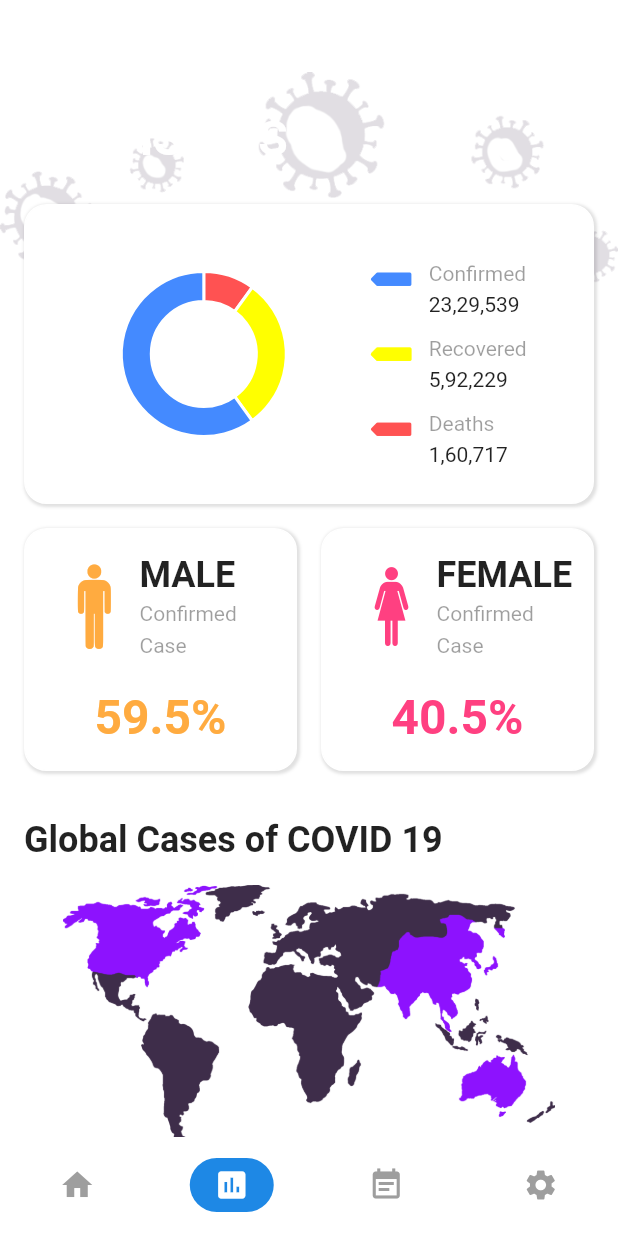
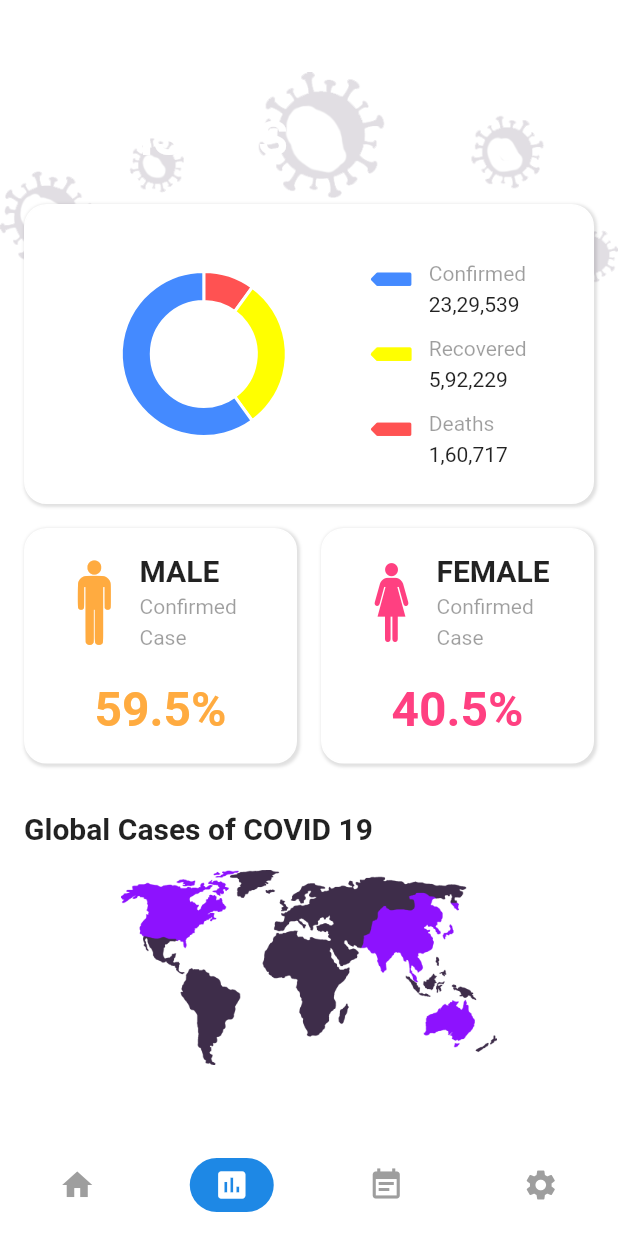
Before and after one commit to oukili-chaimae/flutter_covid_19, a Flutter app: the screen it shows after launch, item 2 of the bottom bar chosen, on a phone screen of 412 x 824 dp. Run offline on Flutter 3.47's test engine with Material 2 defaults, Android fonts, the phone set to English and light mode, and no system bars; our stand-ins replace bubble_tab_indicator, charts_flutter, file_picker, flutter_datetime_picker, objectbox and 1 more; missing offline and left inert: dart:ffi, qr_code_scanner, qr_code_tools; generated files the repository leaves out were written again.

Commit message:
Update statistique.dart

```diff
--- a/lib/screens/statistique.dart
+++ b/lib/screens/statistique.dart
@@ -71,7 +71,7 @@ class _StatisticPageState extends State<StatisticPage> {
                       text: "Global Cases of ",
                       style: TextStyle(
                         fontWeight: FontWeight.bold,
-                        fontSize: 24,
+                        fontSize: 20,
                         color: Colors.black87,
                       ),
                       children: [
@@ -88,7 +88,7 @@ class _StatisticPageState extends State<StatisticPage> {
                 Padding(
                   padding: EdgeInsets.all(16),
                   child: Container(
-                    height: 170,
+                    height: 130,
                     child: Center(child: Image.asset("assets/images/map.png")),
                   ),
                 ),
@@ -135,7 +135,7 @@ class _StatisticPageState extends State<StatisticPage> {
                     style: TextStyle(
                       fontWeight: FontWeight.bold,
                       color: Colors.black87,
-                      fontSize: 24,
+                      fontSize: 20,
                     ),
                   ),
                   Text(
```
